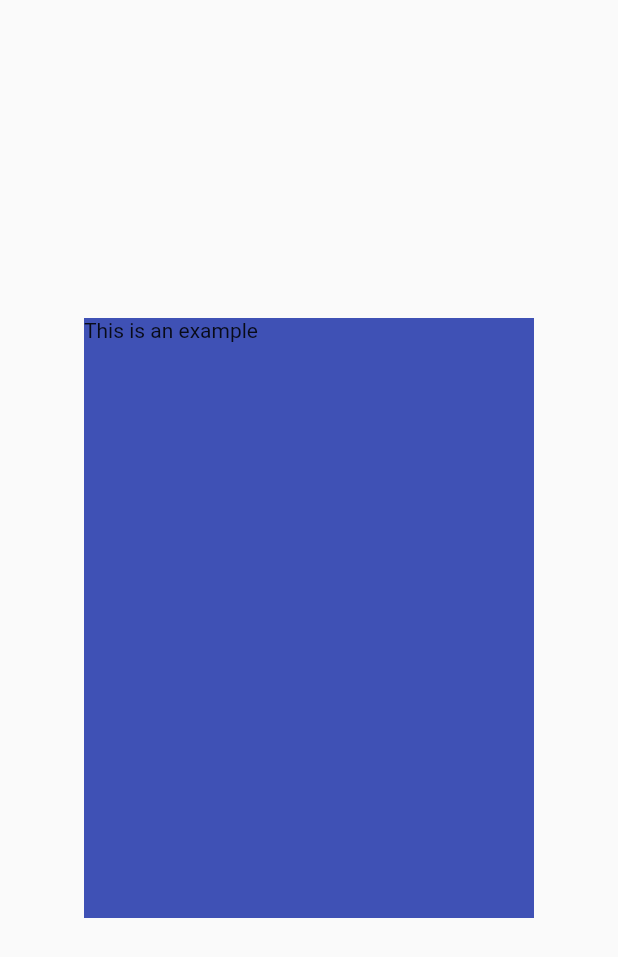
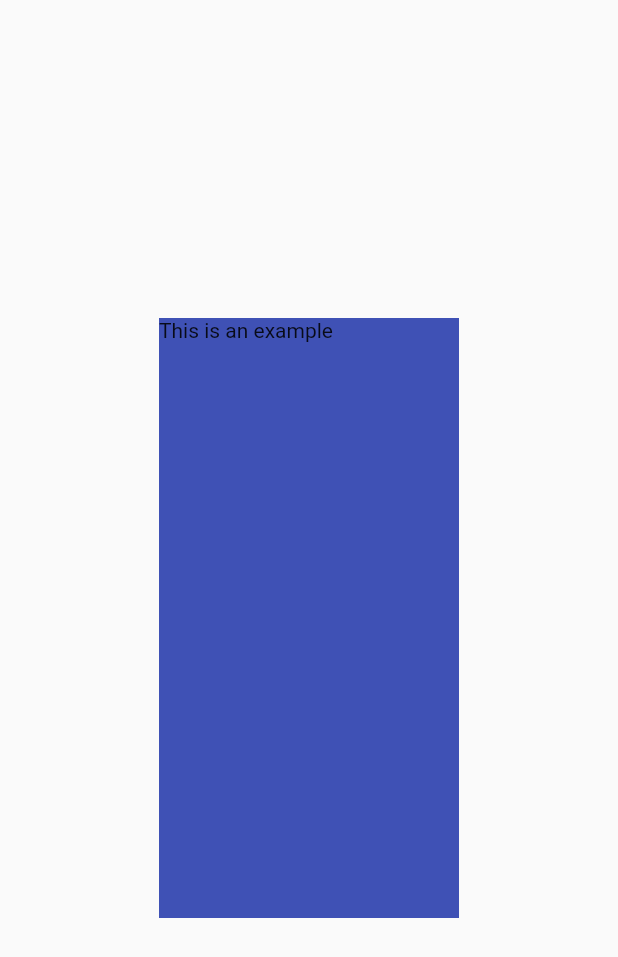
Before and after one commit to ninest/swipeable_card, a Flutter app: the screen it shows after launch, on a phone screen of 412 x 824 dp. Shown: the top 957 px of the screen. Run offline on Flutter 3.47's test engine with Material 2 defaults, Android fonts, the phone set to English and light mode, and no system bars.

Commit message:
time to recode

```diff
--- a/example/lib/home_route.dart
+++ b/example/lib/home_route.dart
@@ -9,15 +9,10 @@ class HomeRoute extends StatelessWidget {
     return Scaffold(
       body: Stack(
         children: <Widget>[
-          Align(
-            alignment: Alignment.center,
-            child: SwipableWidget(
-              onHorizontalSwipe: () {
-                print("Horizintally swiped!");
-              },
-              child: CardExample(),
-            ),
-          )
+          SwipableWidget(
+            onHorizontalSwipe: () => print("Horizintally swiped!"),
+            child: CardExample(),
+          ),
         ],
       ),
     );
@@ -31,7 +26,7 @@ class CardExample extends StatelessWidget {
   Widget build(BuildContext context) {
     return Container(
       height: 400,
-      width: 300,
+      width: 200,
       color: Colors.indigo,
       child: Text("This is an example"),
     );
--- a/lib/src/swipable.dart
+++ b/lib/src/swipable.dart
@@ -6,7 +6,7 @@ f() {}
 class SwipableWidget extends StatefulWidget {
   SwipableWidget({
     Key key,
-    this.durationMilliseconds = 300,
+    this.durationMilliseconds = 990,
     this.scrollSensitivity = 1.5,
     this.horizontalThreshold = 0.85,
     this.onHorizontalSwipe,
@@ -82,26 +82,33 @@ class _SwipableWidgetState extends State<SwipableWidget> with SingleTickerProvid
     _controller.forward();
   }
 
-  /// Animating the card outside the screen.
-  /// [toLeft] is true when the card is to be animated leaving to the left
-  void _runLeaveScreenAnimation({double screenWidth, bool toLeft = false}) {
-    // The below values were found through trial and error on an Android device
-    // and iPhone. These may require additional tweaking
-    print(screenWidth);
-    double _sideAlignmentEnd = Platform.isAndroid ? 8.0 : 15.0;
+  // /// Animating the card outside the screen.
+  // /// [toLeft] is true when the card is to be animated leaving to the left
+  // void _runLeaveScreenAnimation({double screenWidth, bool toLeft = false}) {
+  //   // The below values were found through trial and error on an Android device
+  //   // and iPhone. These may require additional tweaking
+  //   print(screenWidth);
+  //   double _sideAlignmentEnd = Platform.isAndroid ? 8.0 : 15.0;
 
-    // Interpolation out of the screen (either left side or right side)
-    _animation = _controller.drive(AlignmentTween(
-      begin: _alignment,
-      end: Alignment(
-          // Make it go to the left is specified
-          toLeft ? -_sideAlignmentEnd : _sideAlignmentEnd,
-          // Make it go a little lower to make it look more natural
-          _alignment.y + 0.2),
-    ));
+  //   // Interpolation out of the screen (either left side or right side)
+  //   _animation = _controller.drive(AlignmentTween(
+  //     begin: _alignment,
+  //     end: Alignment(
+  //         // Make it go to the left is specified
+  //         toLeft ? -_sideAlignmentEnd : _sideAlignmentEnd,
+  //         // Make it go a little lower to make it look more natural
+  //         _alignment.y + 0.2),
+  //   ));
 
-    _controller.reset();
-    _controller.forward();
+  //   _controller.reset();
+  //   _controller.forward();
+  // }
+
+  bool _left = false;
+  void changePositioned(bool value) {
+    setState(() {
+      _left = value;
+    });
   }
 
   @override
@@ -109,12 +116,19 @@ class _SwipableWidgetState extends State<SwipableWidget> with SingleTickerProvid
     // To get the child widget's width and height
     final size = MediaQuery.of(context).size;
 
-    return GestureDetector(
+    return AnimatedPositioned(
+      duration: Duration(milliseconds: _left ? widget.durationMilliseconds : 0),
+      right: 1,
+      left: _left ? size.width : 1,
+      top: 1,
+      bottom: 1,
+      child: GestureDetector(
         onPanDown: (_) => _controller.stop(),
         onPanUpdate: (DragUpdateDetails details) {
           // Update the position of the child widget based off the position of the
           // user's finger
           setState(() {
+            print(details.delta);
             _alignment += Alignment(
               // Dividing by 2 to convert the distance dragged to the coordinates
               // used by Align
@@ -139,11 +153,14 @@ class _SwipableWidgetState extends State<SwipableWidget> with SingleTickerProvid
           // TODO: use absolute to remove the need of using or
           if (_alignment.x < -widget.horizontalThreshold ||
               _alignment.x > widget.horizontalThreshold) {
-          if (_alignment.x > widget.horizontalThreshold)
-            _runLeaveScreenAnimation(screenWidth: size.width);
+            if (_alignment.x > widget.horizontalThreshold) {
+              // _runLeaveScreenAnimation(screenWidth: size.width);
+              changePositioned(true);
+            }
             // If it's dragged to the left side, animate it leaving from the left side
-          else
-            _runLeaveScreenAnimation(screenWidth: size.width, toLeft: true);
+            else {
+              // _runLeaveScreenAnimation(screenWidth: size.width, toLeft: true);
+            }
 
             /*
             We need to wait for the animation to finish. Only then we should execute the
@@ -156,6 +173,7 @@ class _SwipableWidgetState extends State<SwipableWidget> with SingleTickerProvid
               // Move the widget (child) back to the center without animation, giving the appearance
               // that the next widget "in line" has come to the top
               // It is expected that the child of this widget is being changed through state management
+              changePositioned(false);
               setState(() {
                 _alignment = Alignment.center;
               });
@@ -172,6 +190,7 @@ class _SwipableWidgetState extends State<SwipableWidget> with SingleTickerProvid
           alignment: _alignment,
           child: widget.child,
         ),
+      ),
     );
 
     // return Container(
```
Lines whose indentation alone changed are shown as unchanged.
